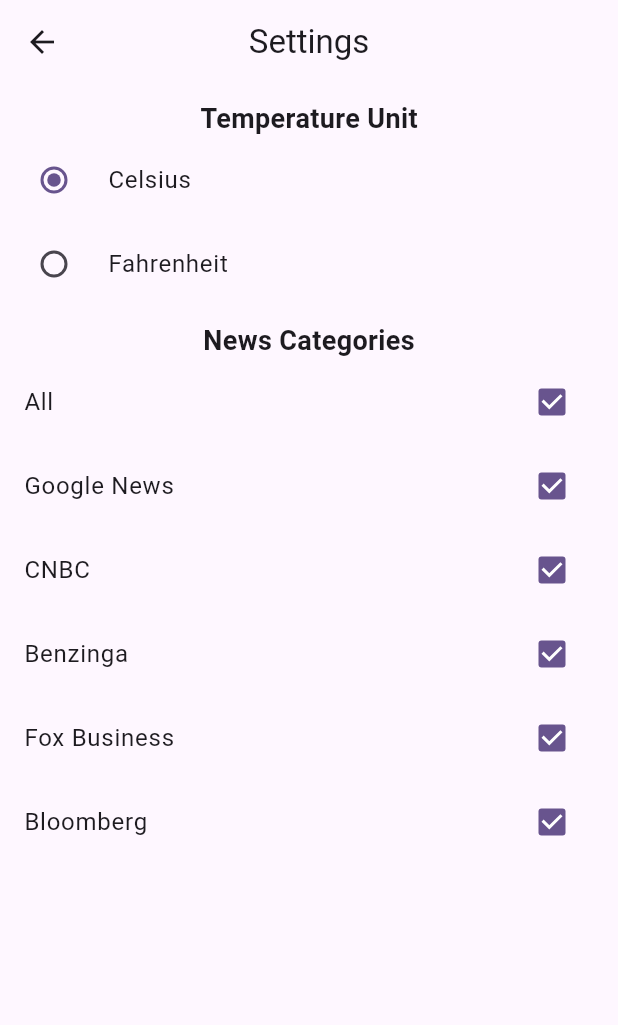
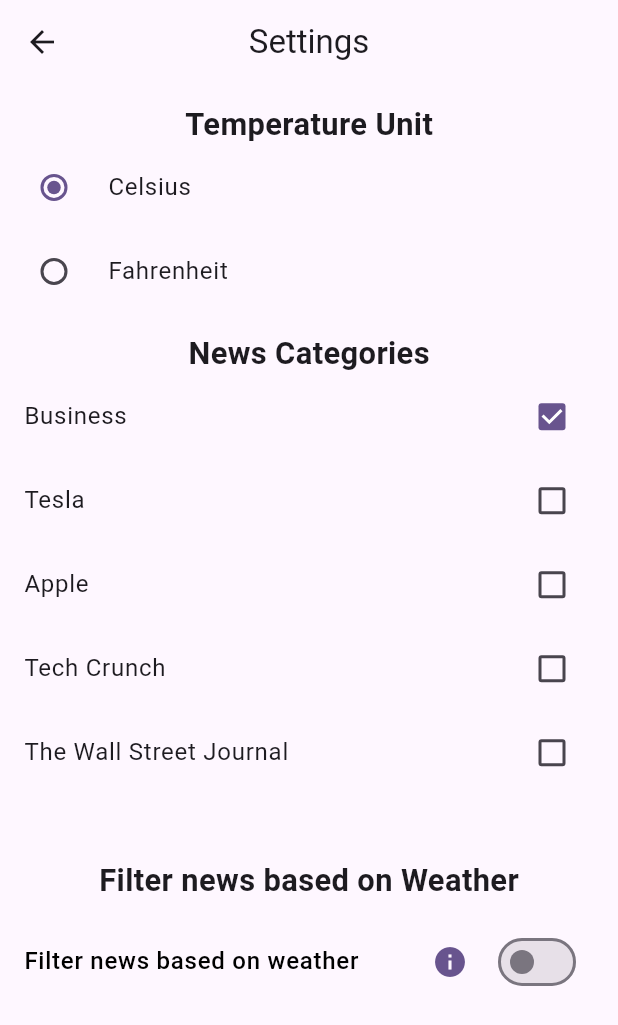
Before and after one commit to PriyaManocode-11/weather_news_aggregator, a Flutter app: the screen it shows after launch, after a tap on the "settings" icon, on a phone screen of 412 x 824 dp. Shown: the top 1025 px of the screen. Run offline on Flutter 3.47's test engine with Material 3 defaults, Android fonts, the phone set to English and light mode, and no system bars; our stand-ins replace cached_network_image, flutter_screenutil, geolocator, weather; missing offline and left inert: sentiment_dart.

Commit message:
sentimental analysis for news based on weather condition

```diff
--- /dev/null
+++ b/lib/constants.dart/end_points.dart
@@ -0,0 +1,20 @@
+import 'package:intl/intl.dart';
+
+class Endpoints {
+  DateTime now = DateTime.now();
+
+  String formatDateToString() => DateFormat("yyyy-MM-dd").format(now);
+
+  static const String newsBaseUrl = 'https://newsapi.org/v2/';
+  static const String businessNews =
+      'top-headlines?country=us&category=business&';
+  static const String techCrunch = 'top-headlines?sources=techcrunch&';
+  static const String wallNutStreetJournal = 'everything?domains=wsj.com&';
+  static const String apikey = 'apiKey=';
+
+  String getTeslaApi() =>
+      'everything?q=tesla&from=$formatDateToString&sortBy=publishedAt&';
+
+  String getAppleApi() =>
+      'everything?q=apple&from=$formatDateToString&to=$formatDateToString&sortBy=popularity&';
+}
--- /dev/null
+++ b/lib/constants.dart/strings.dart
@@ -0,0 +1,14 @@
+class Strings{
+  static const String apple = 'Apple';
+  static const String tesla = 'Tesla';
+  static const String business = 'Business';
+  static const String techCrunch = 'Tech Crunch';
+  static const String theWallStreetJournal = 'The Wall Street Journal';
+  static const String newsCategories = 'News Categories';
+  static const String fahrenheit = 'Fahrenheit';
+  static const String celsius = 'Celsius';
+  static const String settings = 'Settings';
+  static const String temperatureUnit = 'Temperature Unit';
+  static const String news = 'News';
+  static const String filterBasedOnNews = 'Filter news based on Weather';
+}
--- a/lib/main.dart
+++ b/lib/main.dart
@@ -1,4 +1,5 @@
 import 'package:flutter/material.dart';
+import 'package:flutter_screenutil/flutter_screenutil.dart';
 import 'package:provider/provider.dart';
 import 'package:weather_news_app/pages/weather_page.dart';
 import 'package:weather_news_app/providers/news_provider.dart';
@@ -21,6 +22,10 @@ class MyApp extends StatelessWidget {
 
   @override
   Widget build(BuildContext context) {
+    return ScreenUtilInit(
+      designSize: const Size(360, 690),
+      minTextAdapt: true,
+      builder: (_, child) {
         return MaterialApp(
             title: 'Weather News App',
             debugShowCheckedModeBanner: false,
@@ -28,6 +33,9 @@ class MyApp extends StatelessWidget {
               colorScheme: ColorScheme.fromSeed(seedColor: Colors.deepPurple),
               useMaterial3: true,
             ),
-        home: const WeatherScreen());
+            home: child);
+      },
+      child: const WeatherScreen(),
+    );
   }
 }
--- a/lib/pages/settings_page.dart
+++ b/lib/pages/settings_page.dart
@@ -1,5 +1,8 @@
 import 'package:flutter/material.dart';
+import 'package:flutter_screenutil/flutter_screenutil.dart';
 import 'package:provider/provider.dart';
+import 'package:weather_news_app/constants.dart/strings.dart';
+import 'package:weather_news_app/providers/news_provider.dart';
 import 'package:weather_news_app/providers/settings_provider.dart';
 
 class SettingsScreen extends StatelessWidget {
@@ -7,94 +10,130 @@ class SettingsScreen extends StatelessWidget {
 
   @override
   Widget build(BuildContext context) {
-    final settingsProvider = Provider.of<SettingsProvider>(context);
+    SettingsProvider settingsProvider = Provider.of<SettingsProvider>(context);
+    NewsProvider newsProvider = Provider.of<NewsProvider>(context);
 
     return Scaffold(
       appBar: AppBar(
-        title: const Text('Settings'),
+        title: const Text(Strings.settings),
         centerTitle: true,
       ),
       body: Column(
         children: [
-          const SizedBox(height: 10),
-          const Text(
-            'Temperature Unit',
-            style: TextStyle(fontSize: 18, fontWeight: FontWeight.bold),
+          SizedBox(height: 10.h),
+          Text(
+            Strings.temperatureUnit,
+            style: TextStyle(fontSize: 18.sp, fontWeight: FontWeight.bold),
           ),
           RadioListTile<String>(
-            title: const Text('Celsius'),
-            value: 'Celsius',
+            title: const Text(Strings.celsius),
+            value: Strings.celsius,
             groupValue: settingsProvider.temperatureUnit,
             onChanged: (value) {
               settingsProvider.setTemperatureUnit(value!);
             },
           ),
           RadioListTile<String>(
-            title: const Text('Fahrenheit'),
-            value: 'Fahrenheit',
+            title: const Text(Strings.fahrenheit),
+            value: Strings.fahrenheit,
             groupValue: settingsProvider.temperatureUnit,
             onChanged: (value) {
               settingsProvider.setTemperatureUnit(value!);
             },
           ),
-          const SizedBox(height: 10),
-          const Text(
-            'News Categories',
-            style: TextStyle(fontSize: 18, fontWeight: FontWeight.bold),
+          SizedBox(height: 10.h),
+          Text(
+            Strings.newsCategories,
+            style: TextStyle(fontSize: 18.sp, fontWeight: FontWeight.bold),
           ),
-          Expanded(
+          SizedBox(
+            height: 270.h,
             child: ListView(
               children: [
                 CheckboxListTile(
-                  title: const Text('All'),
-                  value:
-                      settingsProvider.selectedNewsCategories.contains('All'),
+                  title: const Text(Strings.business),
+                  value: settingsProvider.selectedNewsCategory
+                      .contains(Strings.business),
                   onChanged: (value) {
-                    settingsProvider.toggleNewsCategory('All');
+                    settingsProvider.setNewsCategory(Strings.business);
+                    newsProvider
+                        .fetchNews(settingsProvider.selectedNewsCategory);
                   },
                 ),
                 CheckboxListTile(
-                  title: const Text('Google News'),
-                  value: settingsProvider.selectedNewsCategories
-                      .contains('Google News'),
+                  title: const Text(Strings.tesla),
+                  value: settingsProvider.selectedNewsCategory
+                      .contains(Strings.tesla),
                   onChanged: (value) {
-                    settingsProvider.toggleNewsCategory('Google News');
+                    settingsProvider.setNewsCategory(Strings.tesla);
+                    newsProvider
+                        .fetchNews(settingsProvider.selectedNewsCategory);
                   },
                 ),
                 CheckboxListTile(
-                  title: const Text('CNBC'),
-                  value:
-                      settingsProvider.selectedNewsCategories.contains('CNBC'),
+                  title: const Text(Strings.apple),
+                  value: settingsProvider.selectedNewsCategory
+                      .contains(Strings.apple),
                   onChanged: (value) {
-                    settingsProvider.toggleNewsCategory('CNBC');
+                    settingsProvider.setNewsCategory(Strings.apple);
+                    newsProvider
+                        .fetchNews(settingsProvider.selectedNewsCategory);
                   },
                 ),
                 CheckboxListTile(
-                  title: const Text('Benzinga'),
-                  value: settingsProvider.selectedNewsCategories
-                      .contains('Benzinga'),
+                  title: const Text(Strings.techCrunch),
+                  value: settingsProvider.selectedNewsCategory
+                      .contains(Strings.techCrunch),
                   onChanged: (value) {
-                    settingsProvider.toggleNewsCategory('Benzinga');
+                    settingsProvider.setNewsCategory(Strings.techCrunch);
+                    newsProvider
+                        .fetchNews(settingsProvider.selectedNewsCategory);
                   },
                 ),
                 CheckboxListTile(
-                  title: const Text('Fox Business'),
-                  value: settingsProvider.selectedNewsCategories
-                      .contains('Fox Business'),
+                  title: const Text(Strings.theWallStreetJournal),
+                  value: settingsProvider.selectedNewsCategory
+                      .contains(Strings.theWallStreetJournal),
                   onChanged: (value) {
-                    settingsProvider.toggleNewsCategory('Fox Business');
-                  },
-                ),
-                CheckboxListTile(
-                  title: const Text('Bloomberg'),
-                  value: settingsProvider.selectedNewsCategories
-                      .contains('Bloomberg'),
-                  onChanged: (value) {
-                    settingsProvider.toggleNewsCategory('Bloomberg');
+                    settingsProvider
+                        .setNewsCategory(Strings.theWallStreetJournal);
+                    newsProvider
+                        .fetchNews(settingsProvider.selectedNewsCategory);
                   },
                 ),
               ],
             ),
+          ),
+          Text(
+            Strings.filterBasedOnNews,
+            style: TextStyle(fontSize: 18.sp, fontWeight: FontWeight.bold),
+          ),
+          SizedBox(height: 10.h),
+          SwitchListTile(
+            title: Row(
+              mainAxisAlignment: MainAxisAlignment.spaceBetween,
+              children: [
+                const Text(
+                  'Filter news based on weather',
+                  style: TextStyle(
+                      color: Colors.black, fontWeight: FontWeight.w500),
+                ),
+                Tooltip(
+                  decoration: BoxDecoration(
+                    color: Theme.of(context).primaryColor,
+                    borderRadius: BorderRadius.circular(4.sp),
+                  ),
+                  message:
+                      'This enables to filter news based on weather condition\n 1. Positive news for Hot weather\n 2. Negative news for cold Weather\n',
+                  child:
+                      Icon(Icons.info, color: Theme.of(context).primaryColor),
+                ),
+              ],
+            ),
+            value: settingsProvider.filterNewsBasedOnWeather,
+            onChanged: (value) {
+              settingsProvider.toggleFilterNewsBasedOnWeather(value);
+            },
           ),
         ],
       ),
--- a/lib/providers/settings_provider.dart
+++ b/lib/providers/settings_provider.dart
@@ -1,42 +1,28 @@
 import 'package:flutter/material.dart';
+import 'package:weather_news_app/constants.dart/strings.dart';
 
 class SettingsProvider with ChangeNotifier {
-  String _temperatureUnit = 'Celsius';
-  Set<String> _selectedNewsCategories = {
-    'All',
-    'Google News',
-    'CNBC',
-    'Benzinga',
-    'Fox Business',
-    'Bloomberg'
-  };
+  String _temperatureUnit = Strings.celsius;
+  String _selectedNewsCategory = Strings.business;
+  bool _filterNewsBasedOnWeather = false;
 
   String get temperatureUnit => _temperatureUnit;
-  Set<String> get selectedNewsCategories => _selectedNewsCategories;
+  String get selectedNewsCategory => _selectedNewsCategory;
+  bool get filterNewsBasedOnWeather => _filterNewsBasedOnWeather;
 
   void setTemperatureUnit(String unit) {
     _temperatureUnit = unit;
     notifyListeners();
   }
 
-  void toggleNewsCategory(String category) {
-    if (category == 'All') {
-      _selectedNewsCategories = {
-        'All',
-        'Google News',
-        'CNBC',
-        'Benzinga',
-        'Fox Business',
-        'Bloomberg'
-      };
-    } else {
-      _selectedNewsCategories.remove('All');
-      if (_selectedNewsCategories.contains(category)) {
-        _selectedNewsCategories.remove(category);
-      } else {
-        _selectedNewsCategories.add(category);
-      }
-    }
+  void setNewsCategory(String category) {
+    _selectedNewsCategory = category;
     notifyListeners();
   }
+
+  void toggleFilterNewsBasedOnWeather(bool value) {
+    _filterNewsBasedOnWeather = value;
+    notifyListeners();
+  }
+
 }
--- a/lib/providers/weather_provider.dart
+++ b/lib/providers/weather_provider.dart
@@ -62,10 +62,8 @@ class WeatherProvider with ChangeNotifier {
 
     if (temperature <= 10) {
       return 'cold';
-    } else if (temperature > 30) {
+    } else {
       return 'hot';
-    } else {
-      return 'cool';
     }
   }
 }
--- a/pubspec.yaml
+++ b/pubspec.yaml
@@ -35,7 +35,7 @@ dependencies:
   # The following adds the Cupertino Icons font to your application.
   # Use with the CupertinoIcons class for iOS style icons.
   cupertino_icons: ^1.0.6
-  http: ^1.2.1
+  http: ^1.2.2
   provider: ^6.1.2
   weather: ^3.1.1
   intl: ^0.19.0
@@ -44,6 +44,8 @@ dependencies:
   url_launcher: ^6.3.0
   cached_network_image: ^3.3.1
   permission_handler: ^11.3.1
+  sentiment_dart: ^0.0.5
+  flutter_screenutil: ^5.9.3
 
 dev_dependencies:
   flutter_test:
```
Also changed, not shown: lib/pages/news_page.dart (+45 -29 lines), lib/pages/weather_page.dart (+48 -32 lines), lib/providers/news_provider.dart (+40 -59 lines), pubspec.lock. Lines whose indentation alone changed are shown as unchanged.
